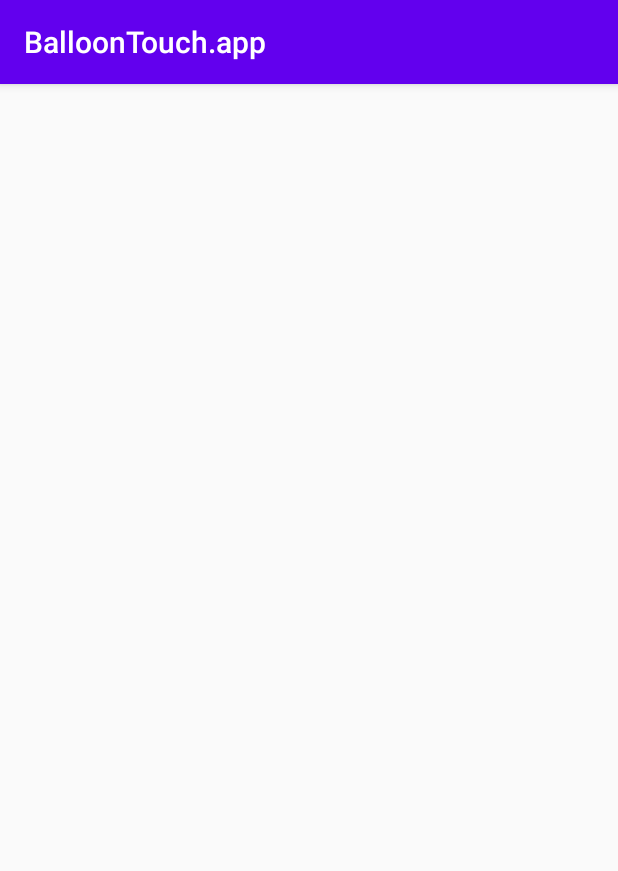
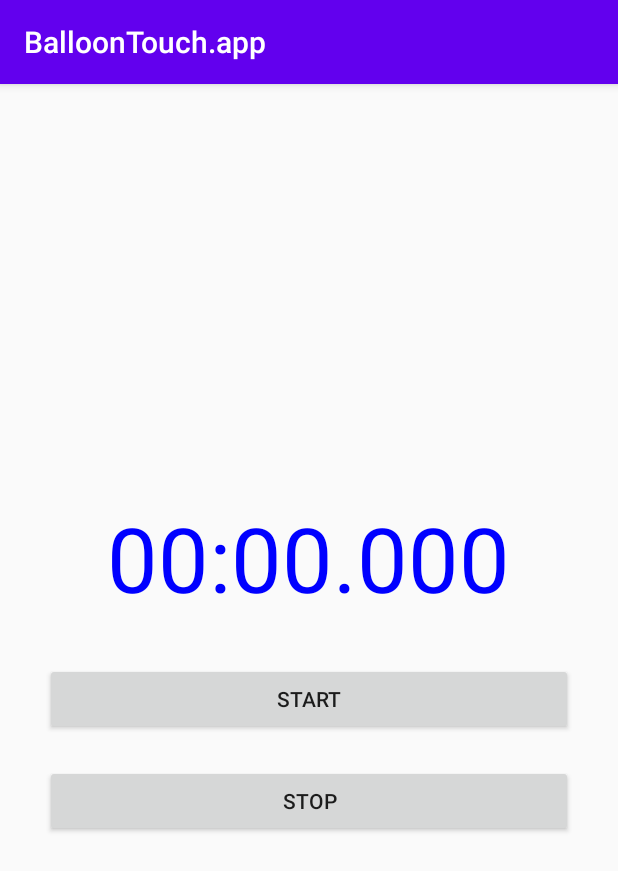
Before and after one commit to 20b705/BalloonTouch.app, an Android app: the MainActivity2 screen opened directly, with no data from a screen before it, on a phone screen of 412 x 824 dp. Shown: the top 871 px of the screen. Run offline under Robolectric (Android 15) with nearby library versions, the phone set to English and light mode, and no system bars.

Commit message:
スタート画面（完成）

```diff
--- a/app/src/main/java/jp/ac/shohoku/programmer/balloontouchapp/MainActivity.java
+++ b/app/src/main/java/jp/ac/shohoku/programmer/balloontouchapp/MainActivity.java
@@ -2,7 +2,10 @@ package jp.ac.shohoku.programmer.balloontouchapp;
 
 import androidx.appcompat.app.AppCompatActivity;
 
+import android.content.Intent;
 import android.os.Bundle;
+import android.view.View;
+import android.widget.Button;
 
 public class MainActivity extends AppCompatActivity {
 
@@ -10,5 +13,14 @@ public class MainActivity extends AppCompatActivity {
     protected void onCreate(Bundle savedInstanceState) {
         super.onCreate(savedInstanceState);
         setContentView(R.layout.activity_main);
+
+        Button nextButton = findViewById(R.id.bt_next);
+        nextButton.setOnClickListener(new View.OnClickListener() {
+            @Override
+            public void onClick(View v) {
+                Intent intent = new Intent(getApplicationContext(), MainActivity2.class);
+                startActivity(intent);
+            }
+        });
     }
 }
--- a/app/src/main/java/jp/ac/shohoku/programmer/balloontouchapp/MainActivity2.java
+++ b/app/src/main/java/jp/ac/shohoku/programmer/balloontouchapp/MainActivity2.java
@@ -1,14 +1,88 @@
 package jp.ac.shohoku.programmer.balloontouchapp;
 
+//AndroidX
 import androidx.appcompat.app.AppCompatActivity;
+//import android.support.v7.app.AppCompatActivity;
 
+import android.os.CountDownTimer;
 import android.os.Bundle;
+import android.view.View;
+import android.widget.Button;
+import android.widget.TextView;
+
+import java.text.SimpleDateFormat;
+import java.util.Locale;
+
+
 
 public class MainActivity2 extends AppCompatActivity {
+
+    private TextView timerText;
+
+    private SimpleDateFormat dataFormat =
+            new SimpleDateFormat("mm:ss.SSS", Locale.US);
 
     @Override
     protected void onCreate(Bundle savedInstanceState) {
         super.onCreate(savedInstanceState);
         setContentView(R.layout.activity_main2);
+
+        // 3分= 3×60x1000 = 180000 msec
+        long countNumber = 180000;
+        // インターバル msec
+        long interval = 10;
+
+        Button startButton = findViewById(R.id.start_button);
+        Button stopButton = findViewById(R.id.stop_button);
+
+        timerText = findViewById(R.id.timer);
+        timerText.setText(dataFormat.format(0));
+
+        // インスタンス生成
+        // CountDownTimer(long millisInFuture, long countDownInterval)
+        final CountDown countDown = new CountDown(countNumber, interval);
+
+        startButton.setOnClickListener(new View.OnClickListener() {
+            @Override
+            public void onClick(View v) {
+                // 開始
+                countDown.start();
+            }
+        });
+
+        stopButton.setOnClickListener(new View.OnClickListener(){
+            @Override
+            public void onClick(View v) {
+                // 中止
+                countDown.cancel();
+                timerText.setText(dataFormat.format(0));
+            }
+        });
+    }
+
+    class CountDown extends CountDownTimer {
+
+        CountDown(long millisInFuture, long countDownInterval) {
+            super(millisInFuture, countDownInterval);
+        }
+
+        @Override
+        public void onFinish() {
+            // 完了
+            timerText.setText(dataFormat.format(0));
+        }
+
+        // インターバルで呼ばれる
+        @Override
+        public void onTick(long millisUntilFinished) {
+            // 残り時間を分、秒、ミリ秒に分割
+            //long mm = millisUntilFinished / 1000 / 60;
+            //long ss = millisUntilFinished / 1000 % 60;
+            //long ms = millisUntilFinished - ss * 1000 - mm * 1000 * 60;
+            //timerText.setText(String.format("%1$02d:%2$02d.%3$03d", mm, ss, ms));
+
+            timerText.setText(dataFormat.format(millisUntilFinished));
+
+        }
     }
 }
--- a/app/src/main/res/layout/activity_main.xml
+++ b/app/src/main/res/layout/activity_main.xml
@@ -13,7 +13,7 @@
         android:fontFamily="casual"
         android:text="Balloon Break!"
         android:textSize="55sp"
-        app:layout_constraintBottom_toTopOf="@+id/button"
+        app:layout_constraintBottom_toTopOf="@+id/bt_next"
         app:layout_constraintEnd_toEndOf="parent"
         app:layout_constraintHorizontal_bias="0.454"
         app:layout_constraintStart_toStartOf="parent"
@@ -21,7 +21,7 @@
         app:layout_constraintVertical_bias="0.057" />
 
     <Button
-        android:id="@+id/button"
+        android:id="@+id/bt_next"
         android:layout_width="wrap_content"
         android:layout_height="wrap_content"
         android:layout_marginBottom="124dp"
--- a/app/src/main/res/layout/activity_main2.xml
+++ b/app/src/main/res/layout/activity_main2.xml
@@ -1,9 +1,33 @@
 <?xml version="1.0" encoding="utf-8"?>
-<androidx.constraintlayout.widget.ConstraintLayout xmlns:android="http://schemas.android.com/apk/res/android"
-    xmlns:app="http://schemas.android.com/apk/res-auto"
+<LinearLayout xmlns:android="http://schemas.android.com/apk/res/android"
     xmlns:tools="http://schemas.android.com/tools"
     android:layout_width="match_parent"
     android:layout_height="match_parent"
+    android:padding="20dp"
+    android:orientation="vertical"
+    android:gravity="center"
     tools:context=".MainActivity2">
 
-</androidx.constraintlayout.widget.ConstraintLayout>
+    <TextView
+        android:id="@+id/timer"
+        android:layout_width="wrap_content"
+        android:layout_height="wrap_content"
+        android:layout_margin="20dp"
+        android:textColor="#00f"
+        android:textSize="60sp" />
+
+    <Button
+        android:text="@string/start"
+        android:id="@+id/start_button"
+        android:layout_margin="10dp"
+        android:layout_width="match_parent"
+        android:layout_height="wrap_content" />
+
+    <Button
+        android:id="@+id/stop_button"
+        android:layout_width="match_parent"
+        android:layout_height="wrap_content"
+        android:layout_margin="10dp"
+        android:text="@string/stop" />
+
+</LinearLayout>
--- a/app/src/main/res/values/strings.xml
+++ b/app/src/main/res/values/strings.xml
@@ -1,3 +1,5 @@
 <resources>
     <string name="app_name">BalloonTouch.app</string>
+    <string name="start">Start</string>
+    <string name="stop">Stop</string>
 </resources>
```
